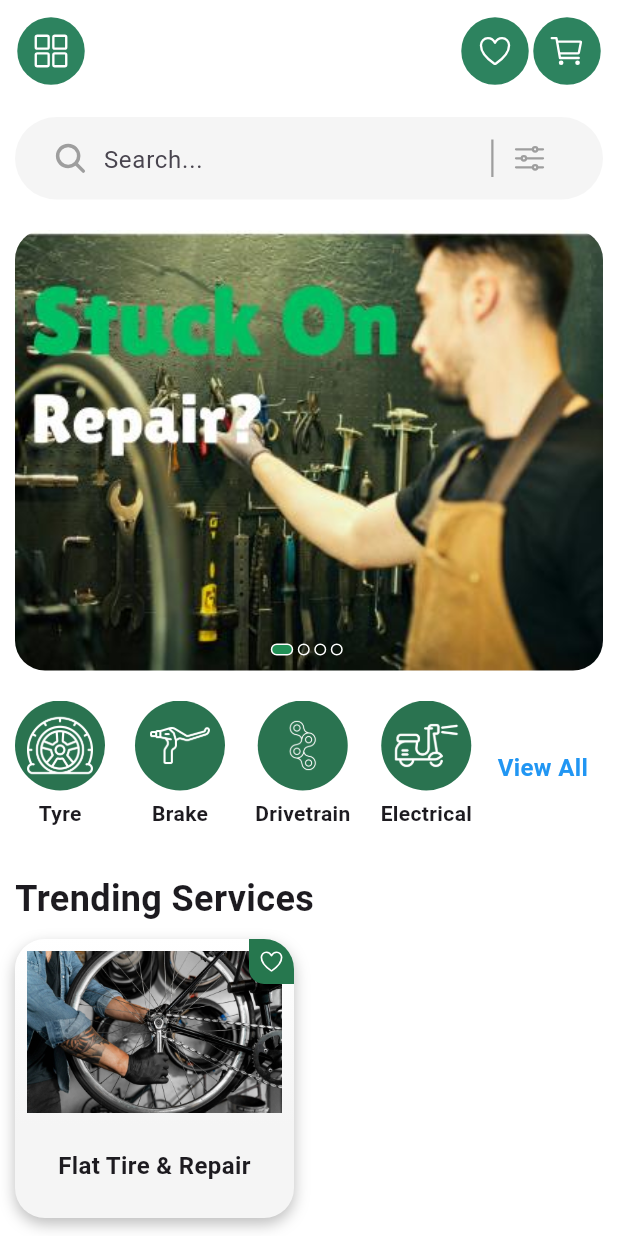
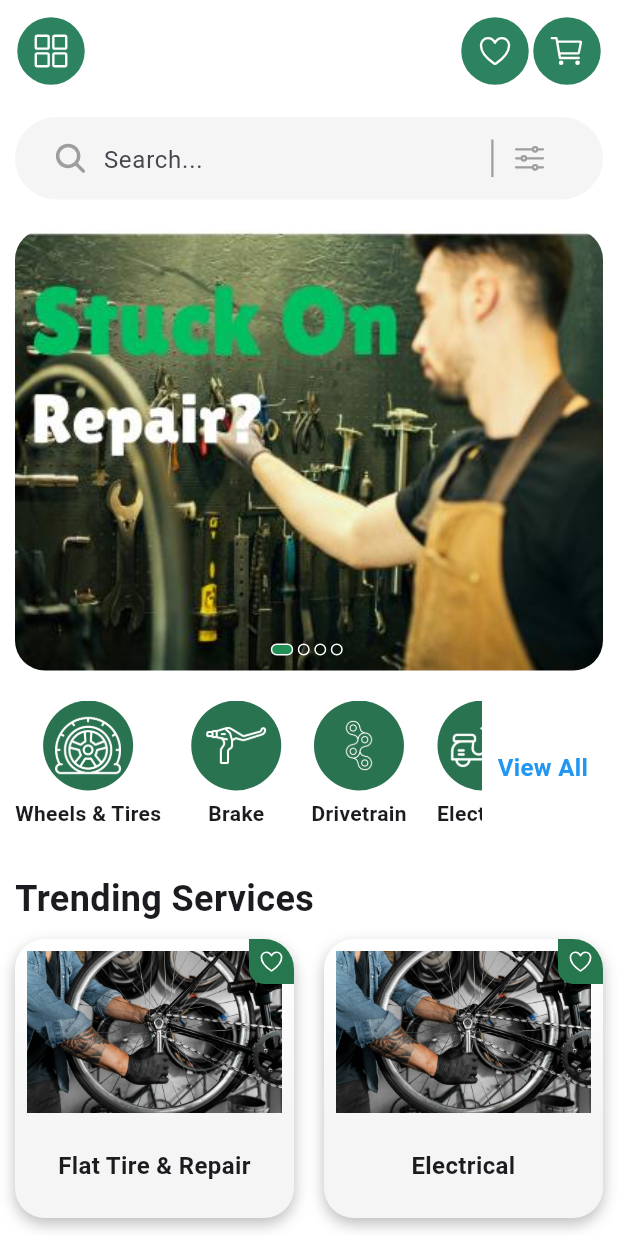
Before and after one commit to ayanappdev/quickfix, a Flutter app: the HomeScreen screen opened directly, on a phone screen of 412 x 824 dp. Run offline on Flutter 3.47's test engine with Material 3 defaults, Android fonts, the phone set to English and light mode, and no system bars; our stand-ins replace animated_splash_screen, curved_navigation_bar, firebase_auth, firebase_core, hidden_drawer_menu, ionicons and 1 more; accounts and stored records are empty; network calls fail.

Commit message:
setting tittle for diff service screen

```diff
--- a/lib/Screens/Category_Screen/category.dart
+++ b/lib/Screens/Category_Screen/category.dart
@@ -21,7 +21,7 @@ class CategoryScreen extends StatelessWidget {
             onTap: () {
               String route;
               switch (categories[index].title) {
-                case 'Shoes':
+                case 'Wheels & Tires':
                   route = '/shoes';
                   break;
                 case 'Beauty':
--- a/lib/Widgets/categories.dart
+++ b/lib/Widgets/categories.dart
@@ -19,7 +19,7 @@ class Categories extends StatelessWidget {
                   onTap: () {
                     String route;
                     switch (categories[index].title) {
-                      case 'Tyre':
+                      case 'Wheels & Tires':
                         route = '/shoes';
                         break;
                       case 'Brake':
--- a/lib/Widgets/product_widgets/information.dart
+++ b/lib/Widgets/product_widgets/information.dart
@@ -16,7 +16,7 @@ class ProductInfo extends StatelessWidget {
       crossAxisAlignment: CrossAxisAlignment.start,
       children: [
         Text(
-          "Wheels & Tires ",
+          product.categoryTitle,
           style: const TextStyle(
             fontSize: 22,
             fontWeight: FontWeight.bold,
--- a/lib/models/category.dart
+++ b/lib/models/category.dart
@@ -10,11 +10,14 @@ class Category {
 }
 
 final List<Category> categories = [
-  Category(title: "Tyre", image: "assets/images/tyre.png"),
+  Category(title: "Wheels & Tires", image: "assets/images/tyre.png"),
   Category(title: "Brake", image: "assets/images/brake.png"),
   Category(title: "Drivetrain", image: "assets/images/chain.png"),
   Category(title: "Electrical", image: "assets/images/light.png"),
   Category(title: "General Maintenance", image: "assets/images/wheel.png"),
+  Category(title: "Components", image: "assets/images/component.png"),
+  Category(title: "Safety", image: "assets/images/safety.png"),
+  Category(title: "Accessories", image: "assets/images/product.png"),
 ];
 
 
--- a/lib/models/product.dart
+++ b/lib/models/product.dart
@@ -19,6 +19,7 @@ class Product {
   final String category;
   final double rate;
   final List<Subcategory> subcategories;
+  final String categoryTitle;
 
   Product({
     required this.title,
@@ -29,12 +30,47 @@ class Product {
     required this.category,
     required this.rate,
     required this.subcategories,
+    required this.categoryTitle,
   });
 }
 
 final List<Product> products = [
   Product(
+    categoryTitle: 'Wheels & Tires',
     title: "Flat Tire & Repair ",
+    description:
+        "Essential TLC for your bike. We tackle chain cleaning & lubrication, tire pressure checks & adjustments, and basic brake inspections. Ensure smooth performance and prevent future problems.",
+    imagePaths: [
+      "assets/images/flattyre.jpg",
+      "assets/images/ft1.jpg",
+      "assets/images/ft2.jpg",
+      "assets/images/ft3.jpg",
+      "assets/images/ft4.jpg",
+    ],
+    price: 120,
+    colors: [
+      Colors.black,
+      Colors.blue,
+      Colors.orange,
+    ],
+    category: "Headphones",
+    rate: 4.8,
+    subcategories: [
+      Subcategory(
+          title: "Flat Tire Repair", description: "Repair of flat tires"),
+      Subcategory(
+          title: "Inner Tube Replacement",
+          description: "Replacement of inner tubes"),
+      Subcategory(
+          title: "Tire Replacement", description: "Full tire replacement"),
+      Subcategory(
+          title: "Wheel Truing & Spoke Tensioning",
+          description: "Adjustment of wheel alignment and spoke tension"),
+    ],
+  ),
+  Product(
+    categoryTitle: 'Electrician',
+    title: "Electrical ",
     description:
         "Essential TLC for your bike. We tackle chain cleaning & lubrication, tire pressure checks & adjustments, and basic brake inspections. Ensure smooth performance and prevent future problems.",
     imagePaths: [
```
Also changed, not shown: assets/images/component.png (added), assets/images/product.png (added), assets/images/safety.png (added).
